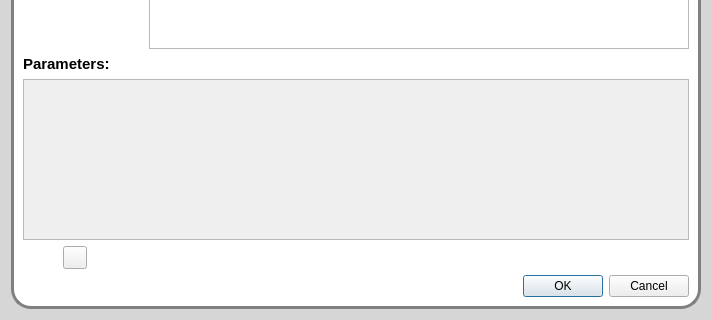
Before: the Qt Designer form src/romeo/view/dialogs/newalgorithmdialog.ui in AlbertoSimioni/Romeo, drawn with Qt 5; both pictures show x 0 to 712 and y 155 to 475 of the 712 by 475 pixel window.
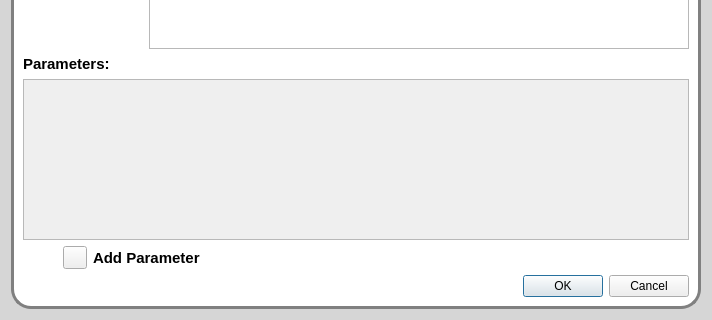
After: the same form once the commit is applied. Icons and pictures are not drawn.

What changed in the file:
```diff
--- a/src/romeo/view/dialogs/newalgorithmdialog.ui
+++ b/src/romeo/view/dialogs/newalgorithmdialog.ui
@@ -173,7 +173,7 @@
          </widget>
         </item>
         <item>
-         <layout class="QHBoxLayout" name="horizontalLayout_4" stretch="0,0,1">
+         <layout class="QHBoxLayout" name="horizontalLayout_4" stretch="0,0,0,1">
           <item>
            <spacer name="horizontalSpacer">
             <property name="orientation">
@@ -195,6 +195,16 @@
             </property>
            </widget>
           </item>
+          <item>
+           <widget class="QLabel" name="label_2">
+            <property name="toolTip">
+             <string>&lt;html&gt;&lt;head/&gt;&lt;body&gt;&lt;p&gt;&lt;span style=&quot; font-weight:400;&quot;&gt;Adds a new parameter to the algorithm&lt;/span&gt;&lt;/p&gt;&lt;/body&gt;&lt;/html&gt;</string>
+            </property>
+            <property name="text">
+             <string>Add Parameter</string>
+            </property>
+           </widget>
+          </item>
           <item>
            <spacer name="horizontalSpacer_2">
             <property name="orientation">
```
Left out of the diff: 35 changed lines with no effect on the pictures.
